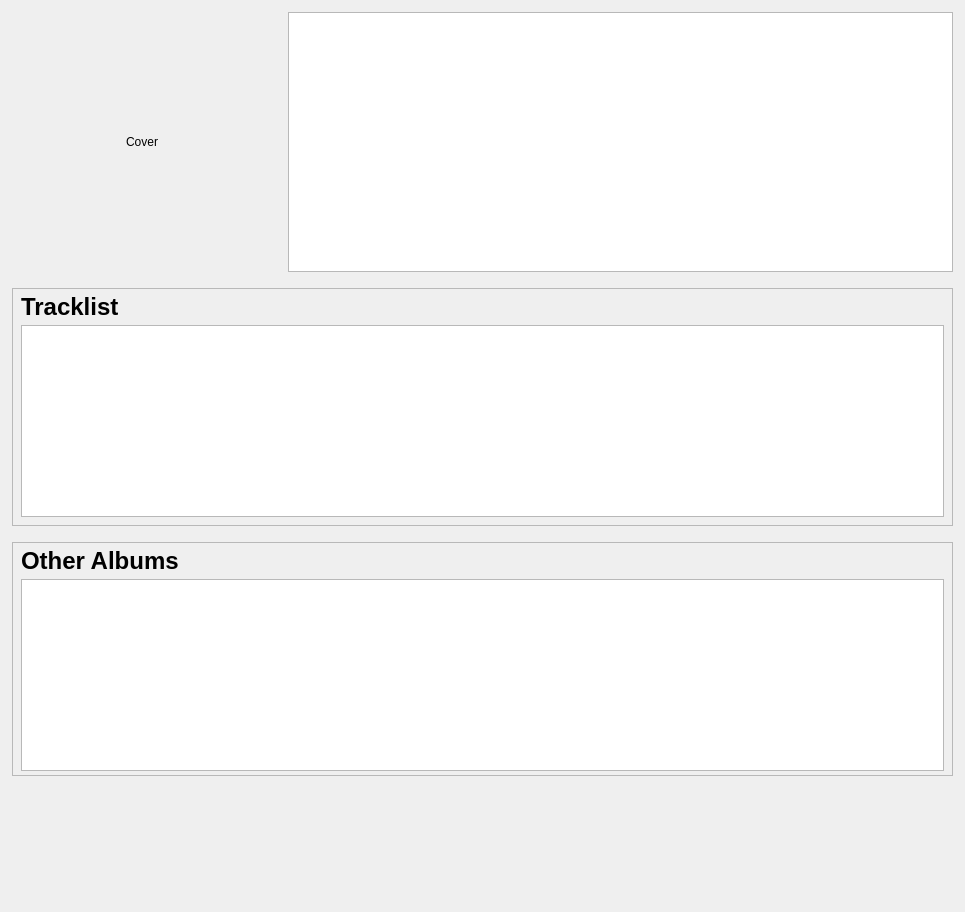
This is src/libtomahawk/widgets/infowidgets/AlbumInfoWidget.ui in tomahawk-player/tomahawk as Qt 5 draws it before an edit. The edited form follows.
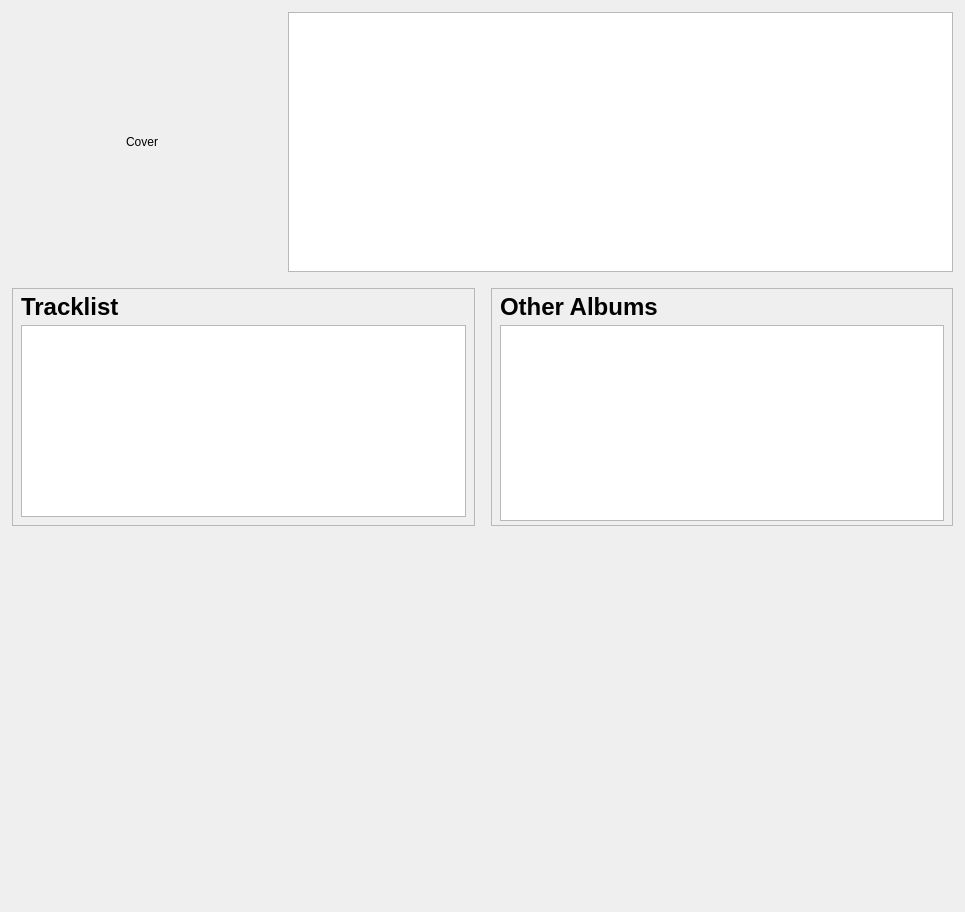
This is the edited form. Custom widgets are drawn as their Qt base class.

Commit message: * Adapt Album page to new style.

What changed in the file:
```diff
--- a/src/libtomahawk/widgets/infowidgets/AlbumInfoWidget.ui
+++ b/src/libtomahawk/widgets/infowidgets/AlbumInfoWidget.ui
@@ -13,7 +13,7 @@
   <property name="windowTitle">
    <string notr="true" extracomment="not translatable because not shown to the user">Form</string>
   </property>
-  <layout class="QVBoxLayout" name="verticalLayout" stretch="0,0,0,1">
+  <layout class="QVBoxLayout" name="verticalLayout" stretch="0,0,1">
    <property name="spacing">
     <number>16</number>
    </property>
@@ -72,6 +72,11 @@
     </layout>
    </item>
    <item>
+    <layout class="QHBoxLayout" name="horizontalLayout_2">
+     <property name="margin">
+      <number>0</number>
+     </property>
+     <item>
     <widget class="QFrame" name="trackFrame">
      <property name="frameShape">
       <enum>QFrame::StyledPanel</enum>
@@ -173,7 +178,7 @@
       <item>
        <widget class="GridView" name="albums">
         <property name="sizePolicy">
-         <sizepolicy hsizetype="Expanding" vsizetype="Fixed">
+           <sizepolicy hsizetype="Expanding" vsizetype="MinimumExpanding">
           <horstretch>0</horstretch>
           <verstretch>0</verstretch>
          </sizepolicy>
@@ -189,6 +194,8 @@
      </layout>
     </widget>
    </item>
+    </layout>
+   </item>
    <item>
     <spacer name="verticalSpacer">
      <property name="orientation">
@@ -210,16 +217,16 @@
    <extends>QListView</extends>
    <header location="global">playlist/GridView.h</header>
   </customwidget>
-  <customwidget>
-   <class>TrackView</class>
-   <extends>QTreeView</extends>
-   <header>playlist/TrackView.h</header>
-  </customwidget>
   <customwidget>
    <class>PlayableCover</class>
    <extends>QLabel</extends>
    <header>widgets/PlayableCover.h</header>
   </customwidget>
+  <customwidget>
+   <class>TrackView</class>
+   <extends>QTreeView</extends>
+   <header>playlist/TrackView.h</header>
+  </customwidget>
  </customwidgets>
  <resources/>
  <connections/>
```
Lines whose indentation alone changed are shown as unchanged. The commit also changes 1 other file.
